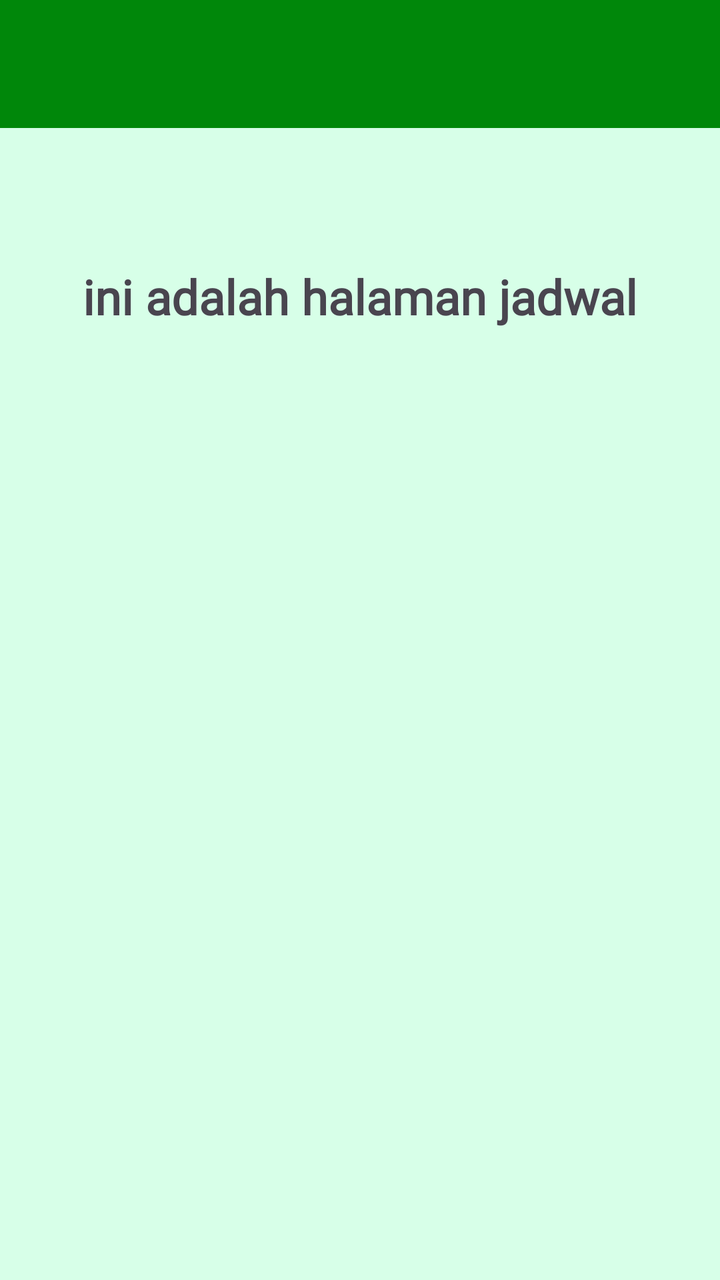
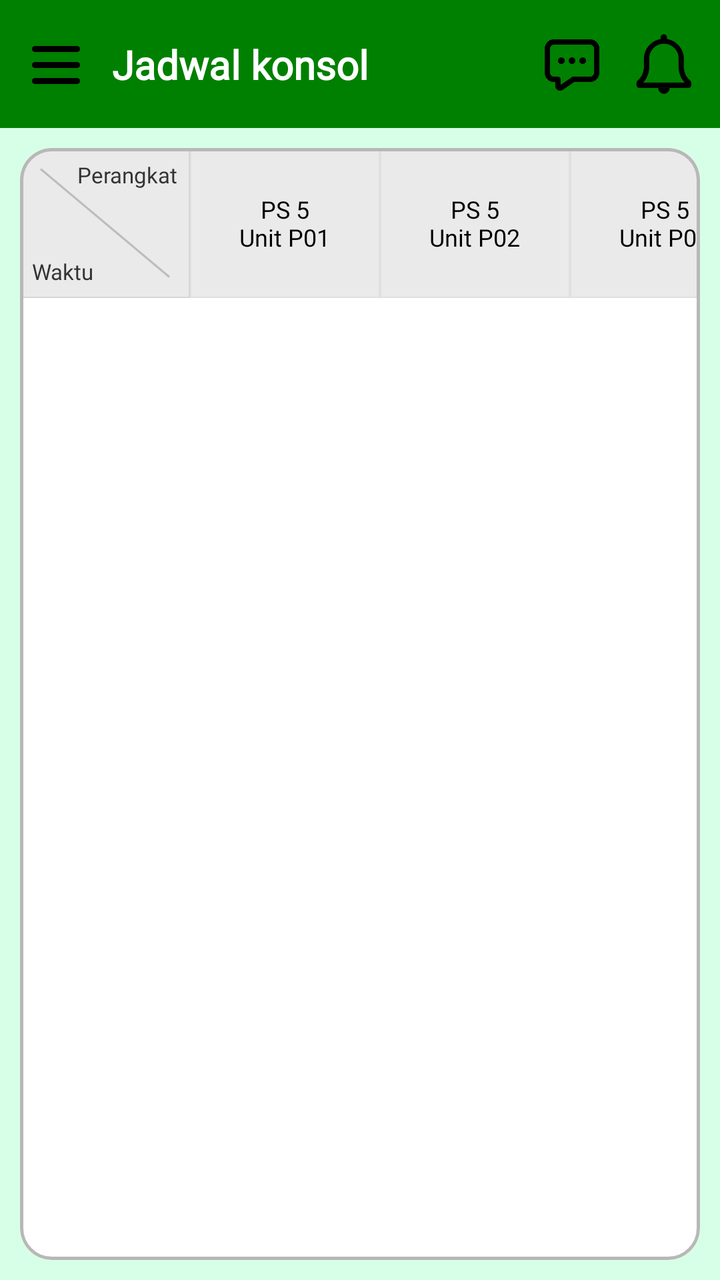

The first picture is an Android layout as it rendered before a commit; the second is the same layout after the commit. The layout source and the unified diff follow.
<!-- AndroidManifest.xml: application theme Theme.Mrstango -->
<!-- res/layout/fragment_schedule.xml -->
<?xml version="1.0" encoding="utf-8"?>
<androidx.constraintlayout.widget.ConstraintLayout xmlns:android="http://schemas.android.com/apk/res/android"
    xmlns:tools="http://schemas.android.com/tools"
    android:layout_width="match_parent"
    android:layout_height="match_parent"
    android:background="@color/light_green"
    xmlns:app="http://schemas.android.com/apk/res-auto"
    tools:context=".customer.schedule.ScheduleFragment">

    <androidx.appcompat.widget.Toolbar
        android:id="@+id/toolbar"
        android:layout_width="match_parent"
        android:layout_height="?attr/actionBarSize"
        android:background="?attr/colorPrimary"
        android:backgroundTint="@color/dark_green"
        app:layout_constraintEnd_toEndOf="parent"
        app:layout_constraintStart_toStartOf="parent"
        app:layout_constraintTop_toTopOf="parent"
        app:subtitleTextColor="@android:color/white"
        app:titleTextColor="@android:color/white"
        app:layout_scrollFlags="enterAlways|scroll"/>

    <TextView
        android:id="@+id/textView"
        android:layout_width="wrap_content"
        android:layout_height="wrap_content"
        android:layout_marginTop="68dp"
        android:fontFamily="@font/commissioner_regular"
        android:text="ini adalah halaman jadwal"
        android:textSize="24dp"
        android:textStyle="bold"
        app:layout_constraintEnd_toEndOf="parent"
        app:layout_constraintStart_toStartOf="parent"
        app:layout_constraintTop_toBottomOf="@+id/toolbar" />

</androidx.constraintlayout.widget.ConstraintLayout>
<!-- resources referenced by this layout -->
<resources>
  <color name="dark_green">#00870A</color>
  <color name="light_green">#D7FFE8</color>
  <style name="Theme.Mrstango" parent="Base.Theme.Mrstango" />
  <style name="Base.Theme.Mrstango" parent="Theme.Material3.DayNight.NoActionBar">
          
          
      </style>
</resources>

<!-- the commit's change to res/layout/fragment_schedule.xml (unified diff, before → after) -->
@@ -1,36 +1,212 @@
 <?xml version="1.0" encoding="utf-8"?>
 <androidx.constraintlayout.widget.ConstraintLayout xmlns:android="http://schemas.android.com/apk/res/android"
-    xmlns:tools="http://schemas.android.com/tools"
+    xmlns:app="http://schemas.android.com/apk/res-auto"
     android:layout_width="match_parent"
     android:layout_height="match_parent"
-    android:background="@color/light_green"
-    xmlns:app="http://schemas.android.com/apk/res-auto"
-    tools:context=".customer.schedule.ScheduleFragment">
-
+    android:background="@color/light_green">
+
+    
     <androidx.appcompat.widget.Toolbar
         android:id="@+id/toolbar"
-        android:layout_width="match_parent"
+        android:layout_width="0dp"
         android:layout_height="?attr/actionBarSize"
-        android:background="?attr/colorPrimary"
-        android:backgroundTint="@color/dark_green"
+        android:background="#008000"
+        app:contentInsetStart="0dp"
         app:layout_constraintEnd_toEndOf="parent"
         app:layout_constraintStart_toStartOf="parent"
-        app:layout_constraintTop_toTopOf="parent"
-        app:subtitleTextColor="@android:color/white"
-        app:titleTextColor="@android:color/white"
-        app:layout_scrollFlags="enterAlways|scroll"/>
-
-    <TextView
-        android:id="@+id/textView"
-        android:layout_width="wrap_content"
-        android:layout_height="wrap_content"
-        android:layout_marginTop="68dp"
-        android:fontFamily="@font/commissioner_regular"
-        android:text="ini adalah halaman jadwal"
-        android:textSize="24dp"
-        android:textStyle="bold"
+        app:layout_constraintTop_toTopOf="parent">
+
+        <androidx.constraintlayout.widget.ConstraintLayout
+            android:layout_width="match_parent"
+            android:layout_height="match_parent"
+            android:paddingHorizontal="12dp">
+
+            <ImageView
+                android:id="@+id/iconMenu"
+                android:layout_width="32dp"
+                android:layout_height="32dp"
+                android:contentDescription="Menu"
+                android:src="@drawable/ic_menu"
+                app:layout_constraintBottom_toBottomOf="parent"
+                app:layout_constraintStart_toStartOf="parent"
+                app:layout_constraintTop_toTopOf="parent" />
+
+            <ImageView
+                android:id="@+id/iconNotif"
+                android:layout_width="32dp"
+                android:layout_height="32dp"
+                android:contentDescription="Notifikasi"
+                android:src="@drawable/ic_notification"
+                app:layout_constraintBottom_toBottomOf="parent"
+                app:layout_constraintEnd_toEndOf="parent"
+                app:layout_constraintTop_toTopOf="parent" />
+
+            <ImageView
+                android:id="@+id/iconChat"
+                android:layout_width="32dp"
+                android:layout_height="32dp"
+                android:layout_marginEnd="14dp"
+                android:contentDescription="Chat"
+                android:src="@drawable/ic_chat"
+                app:layout_constraintBottom_toBottomOf="parent"
+                app:layout_constraintEnd_toStartOf="@id/iconNotif"
+                app:layout_constraintTop_toTopOf="parent" />
+
+            <TextView
+                android:id="@+id/toolbarTitle"
+                android:layout_width="0dp"
+                android:layout_height="wrap_content"
+                android:layout_marginStart="12dp"
+                android:layout_marginEnd="8dp"
+                android:ellipsize="end"
+                android:fontFamily="@font/commissioner_regular"
+                android:maxLines="1"
+                android:text="Jadwal konsol"
+                android:textColor="@color/white"
+                android:textSize="20sp"
+                android:textStyle="bold"
+                app:layout_constraintBottom_toBottomOf="parent"
+                app:layout_constraintEnd_toStartOf="@id/iconChat"
+                app:layout_constraintStart_toEndOf="@id/iconMenu"
+                app:layout_constraintTop_toTopOf="parent" />
+
+        </androidx.constraintlayout.widget.ConstraintLayout>
+    </androidx.appcompat.widget.Toolbar>
+
+    <com.google.android.material.card.MaterialCardView
+        android:id="@+id/cardSchedule"
+        android:layout_width="0dp"
+        android:layout_height="0dp"
+        android:layout_margin="10dp"
+        app:cardBackgroundColor="#FFFFFF"
+        app:cardCornerRadius="16dp"
+        app:cardElevation="0dp"
+        app:layout_constraintBottom_toBottomOf="parent"
         app:layout_constraintEnd_toEndOf="parent"
         app:layout_constraintStart_toStartOf="parent"
-        app:layout_constraintTop_toBottomOf="@+id/toolbar" />
+        app:layout_constraintTop_toBottomOf="@id/toolbar"
+        app:strokeColor="#B8B8B8"
+        app:strokeWidth="1.5dp">
+
+        <LinearLayout
+            android:layout_width="match_parent"
+            android:layout_height="match_parent"
+            android:orientation="horizontal">
+
+            
+            <LinearLayout
+                android:layout_width="85dp"
+                android:layout_height="match_parent"
+                android:orientation="vertical">
+
+                
+                <FrameLayout
+                    android:layout_width="match_parent"
+                    android:layout_height="75dp"
+                    android:background="@drawable/bg_diagonal_header"
+                    android:padding="6dp">
+
+                    <TextView
+                        android:layout_width="wrap_content"
+                        android:layout_height="wrap_content"
+                        android:layout_gravity="top|end"
+                        android:fontFamily="@font/commissioner_regular"
+                        android:text="Perangkat"
+                        android:textColor="#333333"
+                        android:textSize="11sp" />
+
+                    <TextView
+                        android:layout_width="wrap_content"
+                        android:layout_height="wrap_content"
+                        android:layout_gravity="bottom|start"
+                        android:fontFamily="@font/commissioner_regular"
+                        android:text="Waktu"
+                        android:textColor="#333333"
+                        android:textSize="11sp" />
+                </FrameLayout>
+
+                
+                <androidx.recyclerview.widget.RecyclerView
+                    android:id="@+id/rvTimeColumn"
+                    android:layout_width="match_parent"
+                    android:layout_height="0dp"
+                    android:layout_weight="1"
+                    android:overScrollMode="never"
+                    android:scrollbars="none" />
+            </LinearLayout>
+
+            
+            <HorizontalScrollView
+                android:layout_width="0dp"
+                android:layout_height="match_parent"
+                android:layout_weight="1"
+                android:fillViewport="true"
+                android:scrollbars="none">
+
+                <LinearLayout
+                    android:layout_width="wrap_content"
+                    android:layout_height="match_parent"
+                    android:orientation="vertical">
+
+                    
+                    <LinearLayout
+                        android:id="@+id/headerUnitsContainer"
+                        android:layout_width="wrap_content"
+                        android:layout_height="75dp"
+                        android:background="@color/light_gray"
+                        android:orientation="horizontal">
+
+                        <TextView
+                            android:layout_width="95dp"
+                            android:layout_height="match_parent"
+                            android:background="@drawable/bg_table_cell"
+                            android:fontFamily="@font/commissioner_regular"
+                            android:gravity="center"
+                            android:text="PS 5\nUnit P01"
+                            android:textColor="#000000"
+                            android:textSize="12sp" />
+
+                        <TextView
+                            android:layout_width="95dp"
+                            android:layout_height="match_parent"
+                            android:background="@drawable/bg_table_cell"
+                            android:fontFamily="@font/commissioner_regular"
+                            android:gravity="center"
+                            android:text="PS 5\nUnit P02"
+                            android:textColor="#000000"
+                            android:textSize="12sp" />
+
+                        <TextView
+                            android:layout_width="95dp"
+                            android:layout_height="match_parent"
+                            android:background="@drawable/bg_table_cell"
+                            android:fontFamily="@font/commissioner_regular"
+                            android:gravity="center"
+                            android:text="PS 5\nUnit P03"
+                            android:textColor="#000000"
+                            android:textSize="12sp" />
+
+                        <TextView
+                            android:layout_width="95dp"
+                            android:layout_height="match_parent"
+                            android:background="@drawable/bg_table_cell"
+                            android:fontFamily="@font/commissioner_regular"
+                            android:gravity="center"
+                            android:text="PS 5\nUnit P04"
+                            android:textColor="#000000"
+                            android:textSize="12sp" />
+                    </LinearLayout>
+
+                    
+                    <androidx.recyclerview.widget.RecyclerView
+                        android:id="@+id/rvStatusGrid"
+                        android:layout_width="match_parent"
+                        android:layout_height="0dp"
+                        android:layout_weight="1"
+                        android:overScrollMode="never" />
+                </LinearLayout>
+            </HorizontalScrollView>
+        </LinearLayout>
+    </com.google.android.material.card.MaterialCardView>
 
 </androidx.constraintlayout.widget.ConstraintLayout>
<!-- resource entries referenced after the edit -->
@@ -1,8 +1,92 @@
 <!-- resources referenced by this layout -->
 <resources>
-  <color name="dark_green">#00870A</color>
+  <color name="light_gray">#EAEAEA</color>
   <color name="light_green">#D7FFE8</color>
+  <color name="white">#FFFFFFFF</color>
+  <!-- drawable bg_diagonal_header (drawable) -->
+  <?xml version="1.0" encoding="utf-8"?>
+  <layer-list xmlns:android="http://schemas.android.com/apk/res/android">
+      
+      <item>
+          <shape android:shape="rectangle">
+              <solid android:color="#EAEAEA" />
+              <stroke android:width="0.5dp" android:color="#D5D5D5" />
+          </shape>
+      </item>
+  
+      
+      <item>
+          <rotate
+              android:fromDegrees="40"
+              android:toDegrees="40"
+              android:pivotX="50%"
+              android:pivotY="50%">
+              <shape android:shape="line">
+                  <stroke android:width="1dp" android:color="#BDBDBD" />
+              </shape>
+          </rotate>
+      </item>
+  </layer-list>
+  <!-- drawable bg_table_cell (drawable) -->
+  <?xml version="1.0" encoding="utf-8"?>
+  <shape xmlns:android="http://schemas.android.com/apk/res/android"
+      android:shape="rectangle">
+      <stroke android:width="0.5dp" android:color="#E0E0E0" />
+  </shape>
+  <!-- drawable ic_chat (drawable) -->
+  <vector xmlns:android="http://schemas.android.com/apk/res/android"
+      android:width="24dp"
+      android:height="24dp"
+      android:viewportWidth="24"
+      android:viewportHeight="24">
+    <path
+        android:pathData="M2.75,6.25a2.5,2.5 0,0 1,2.5 -2.5h13.5a2.5,2.5 0,0 1,2.5 2.5v9a2.5,2.5 0,0 1,-2.5 2.5H12.5L8,20.85a0.77,0.77 0,0 1,-1.25 -0.6v-2.5h-1.5a2.5,2.5 0,0 1,-2.5 -2.5Z"
+        android:strokeLineJoin="round"
+        android:strokeWidth="2"
+        android:fillColor="#00000000"
+        android:strokeColor="@color/black"
+        android:strokeLineCap="round"/>
+    <path
+        android:pathData="M8,10.75h0.01m3.99,0h0.01m3.99,0h0.01"
+        android:strokeLineJoin="round"
+        android:strokeWidth="2.5"
+        android:fillColor="#00000000"
+        android:strokeColor="@color/black"
+        android:strokeLineCap="round"/>
+  </vector>
+  <!-- drawable ic_menu (drawable) -->
+  <vector xmlns:android="http://schemas.android.com/apk/res/android"
+      android:width="16dp"
+      android:height="16dp"
+      android:viewportWidth="16"
+      android:viewportHeight="16">
+    <path
+        android:pathData="m2.75,12.25h10.5m-10.5,-4h10.5m-10.5,-4h10.5"
+        android:strokeLineJoin="round"
+        android:strokeWidth="1.5"
+        android:fillColor="#00000000"
+        android:strokeColor="@color/black"
+        android:strokeLineCap="round"/>
+  </vector>
+  <!-- drawable ic_notification (drawable) -->
+  <vector xmlns:android="http://schemas.android.com/apk/res/android"
+      android:width="36dp"
+      android:height="36dp"
+      android:viewportWidth="36"
+      android:viewportHeight="36">
+    <path
+        android:pathData="M32.51,27.83A14.4,14.4 0,0 1,30 24.9a12.6,12.6 0,0 1,-1.35 -4.81v-4.94A10.81,10.81 0,0 0,19.21 4.4V3.11a1.33,1.33 0,1 0,-2.67 0v1.31a10.81,10.81 0,0 0,-9.33 10.73v4.94a12.6,12.6 0,0 1,-1.35 4.81a14.4,14.4 0,0 1,-2.47 2.93a1,1 0,0 0,-0.34 0.75v1.36a1,1 0,0 0,1 1h27.8a1,1 0,0 0,1 -1v-1.36a1,1 0,0 0,-0.34 -0.75M5.13,28.94a16.2,16.2 0,0 0,2.44 -3a14.2,14.2 0,0 0,1.65 -5.85v-4.94a8.74,8.74 0,1 1,17.47 0v4.94a14.2,14.2 0,0 0,1.65 5.85a16.2,16.2 0,0 0,2.44 3Z"
+        android:strokeWidth="1"
+        android:strokeColor="@color/black"
+        android:fillColor="@color/black"/>
+    <path
+        android:pathData="M18,34.28A2.67,2.67 0,0 0,20.58 32h-5.26A2.67,2.67 0,0 0,18 34.28"
+        android:strokeWidth="1"
+        android:strokeColor="@color/black"
+        android:fillColor="@color/black"/>
+  </vector>
   <style name="Theme.Mrstango" parent="Base.Theme.Mrstango" />
+  <color name="black">#FF000000</color>
   <style name="Base.Theme.Mrstango" parent="Theme.Material3.DayNight.NoActionBar">
           
           
